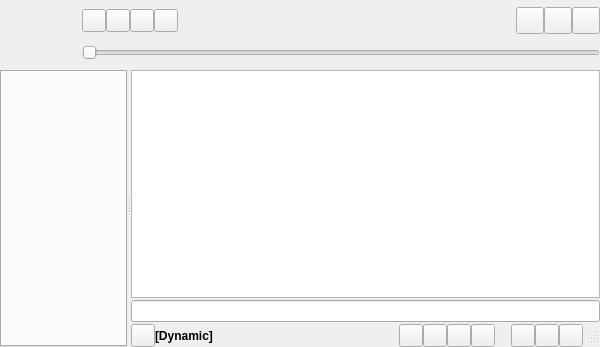
This is gui/mainwindow.ui in CDrummond/cantata as Qt 5 draws it before an edit. The edited form follows.
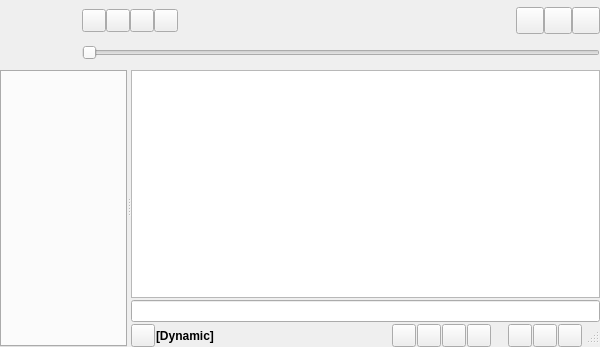
This is the edited form. Custom widgets are drawn as their Qt base class.

Commit message: Some more 1 pixel spacing...

What changed in the file:
```diff
--- a/gui/mainwindow.ui
+++ b/gui/mainwindow.ui
@@ -227,7 +227,7 @@
         <item>
          <layout class="QHBoxLayout" name="hlayout">
           <property name="spacing">
-           <number>0</number>
+           <number>1</number>
           </property>
           <property name="margin">
            <number>0</number>
```
The commit also changes 1 other file.
